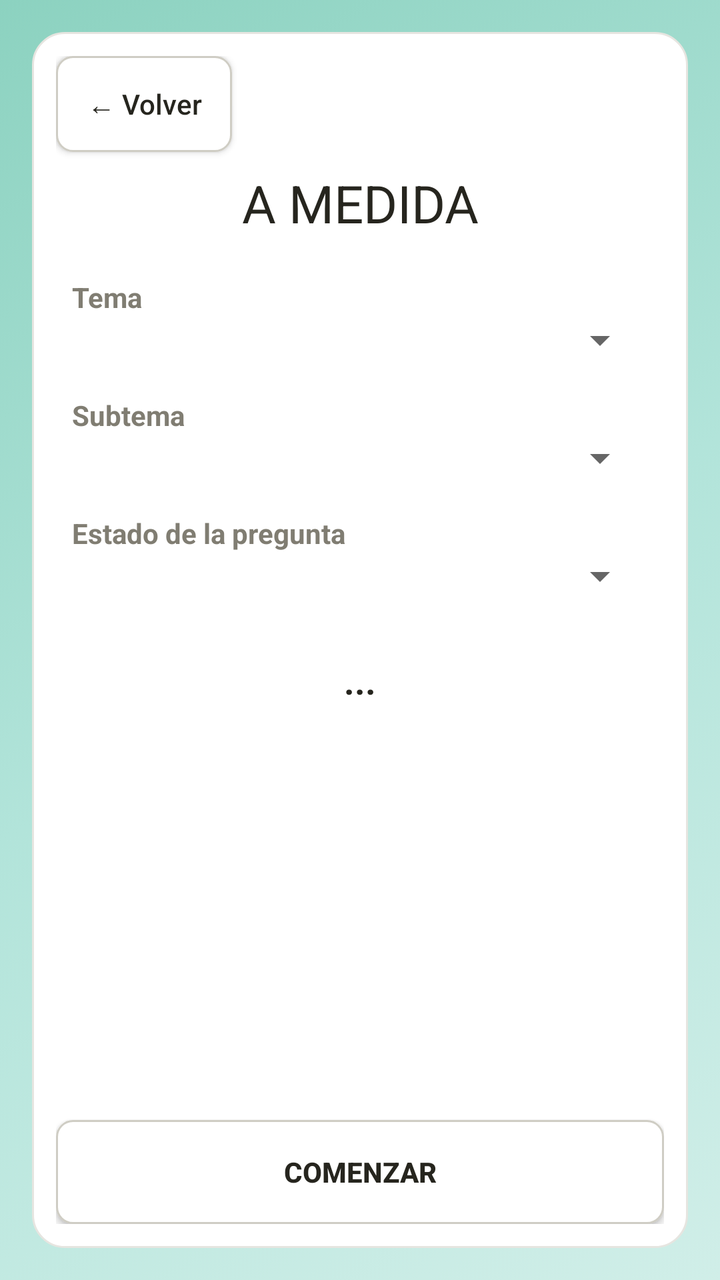
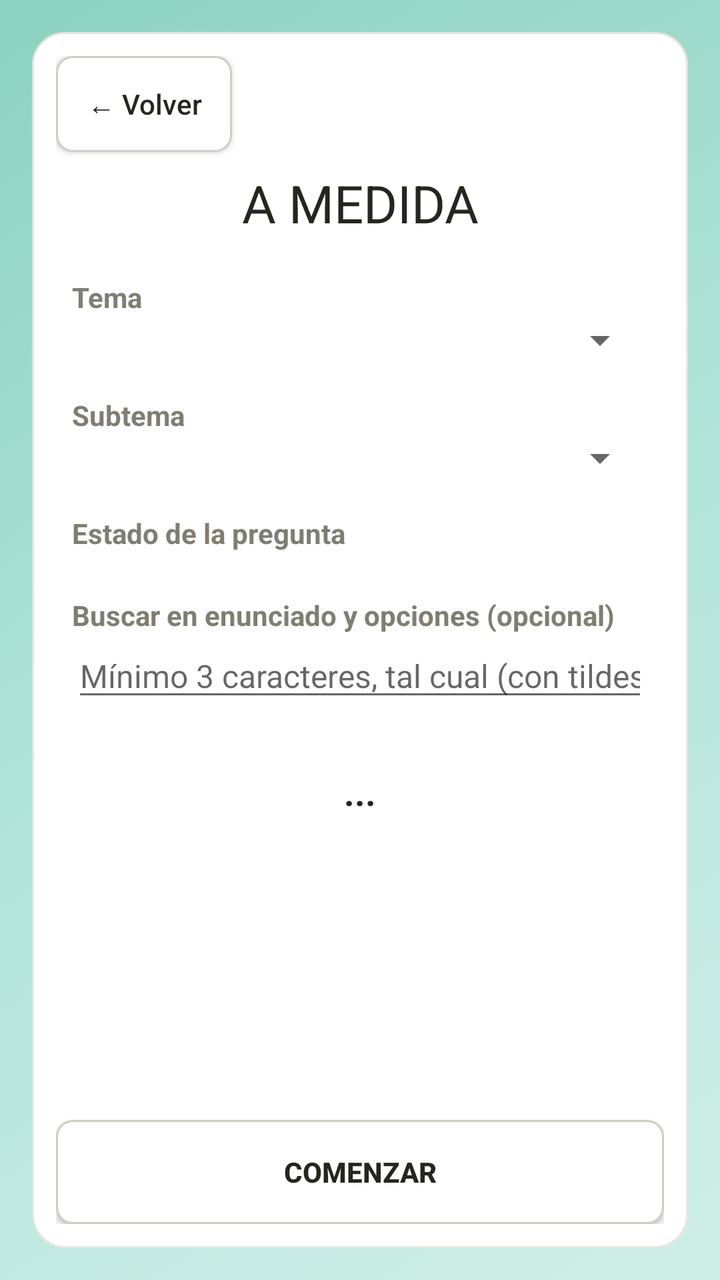

The first picture is an Android layout as it rendered before a commit; the second is the same layout after the commit. The layout source and the unified diff follow.
<!-- AndroidManifest.xml: application theme Theme.AppCompat.Light.NoActionBar -->
<!-- res/layout/activity_custom_practice.xml -->
<?xml version="1.0" encoding="utf-8"?>
<LinearLayout xmlns:android="http://schemas.android.com/apk/res/android"
    android:layout_width="match_parent"
    android:layout_height="match_parent"
    android:background="@drawable/bg_gradient_anim"
    android:orientation="vertical"
    android:padding="16dp">

    <LinearLayout
        android:layout_width="match_parent"
        android:layout_height="match_parent"
        android:background="@drawable/pastel_panel"
        android:orientation="vertical"
        android:padding="12dp">

        <Button
            android:id="@+id/backButton"
            android:layout_width="wrap_content"
            android:layout_height="wrap_content"
            android:layout_marginBottom="8dp"
            android:background="@drawable/button_soft_action"
            android:text="← Volver"
            android:textAllCaps="false"
            android:textColor="@color/ink" />

        <TextView
            android:layout_width="match_parent"
            android:layout_height="wrap_content"
            android:gravity="center"
            android:paddingBottom="12dp"
            android:text="A MEDIDA"
            android:textColor="@color/ink"
            android:textSize="26sp" />

        <ScrollView
            android:layout_width="match_parent"
            android:layout_height="0dp"
            android:layout_weight="1"
            android:fillViewport="true">

            <LinearLayout
                android:layout_width="match_parent"
                android:layout_height="wrap_content"
                android:orientation="vertical"
                android:padding="8dp">

                <TextView
                    android:layout_width="wrap_content"
                    android:layout_height="wrap_content"
                    android:text="Tema"
                    android:textColor="@color/muted"
                    android:textSize="14sp"
                    android:textStyle="bold" />

                <Spinner
                    android:id="@+id/customTemaSpinner"
                    android:layout_width="match_parent"
                    android:layout_height="wrap_content" />

                <TextView
                    android:layout_width="wrap_content"
                    android:layout_height="wrap_content"
                    android:layout_marginTop="16dp"
                    android:text="Subtema"
                    android:textColor="@color/muted"
                    android:textSize="14sp"
                    android:textStyle="bold" />

                <Spinner
                    android:id="@+id/customSubtemaSpinner"
                    android:layout_width="match_parent"
                    android:layout_height="wrap_content" />

                <TextView
                    android:layout_width="wrap_content"
                    android:layout_height="wrap_content"
                    android:layout_marginTop="16dp"
                    android:text="Estado de la pregunta"
                    android:textColor="@color/muted"
                    android:textSize="14sp"
                    android:textStyle="bold" />

                <Spinner
                    android:id="@+id/customStateSpinner"
                    android:layout_width="match_parent"
                    android:layout_height="wrap_content" />

                <TextView
                    android:id="@+id/customCountText"
                    android:layout_width="match_parent"
                    android:layout_height="wrap_content"
                    android:layout_marginTop="28dp"
                    android:gravity="center"
                    android:text="..."
                    android:textColor="@color/ink"
                    android:textSize="18sp"
                    android:textStyle="bold" />
            </LinearLayout>
        </ScrollView>

        <Button
            android:id="@+id/customStartButton"
            android:layout_width="match_parent"
            android:layout_height="wrap_content"
            android:layout_marginTop="8dp"
            android:background="@drawable/button_soft_action"
            android:minHeight="52dp"
            android:text="COMENZAR"
            android:textColor="@color/ink"
            android:textStyle="bold" />
    </LinearLayout>
</LinearLayout>
<!-- resources referenced by this layout -->
<resources>
  <color name="ink">#26251e</color>
  <color name="muted">#807d72</color>
  <!-- drawable bg_gradient_anim (drawable) -->
  ﻿<?xml version="1.0" encoding="utf-8"?>
  <animation-list xmlns:android="http://schemas.android.com/apk/res/android"
      android:oneshot="false">
      <item android:duration="3000">
          <shape android:shape="rectangle">
              <gradient
                  android:angle="135"
                  android:startColor="#FFD0EEE8"
                  android:centerColor="#FFB2E4DA"
                  android:endColor="#FF8CD2C0"
                  android:type="linear" />
          </shape>
      </item>
      <item android:duration="3000">
          <shape android:shape="rectangle">
              <gradient
                  android:angle="45"
                  android:startColor="#FF8CD2C0"
                  android:centerColor="#FFA8DDD2"
                  android:endColor="#FFD0EEE8"
                  android:type="linear" />
          </shape>
      </item>
      <item android:duration="3000">
          <shape android:shape="rectangle">
              <gradient
                  android:angle="90"
                  android:startColor="#FFB2E4DA"
                  android:centerColor="#FFD0EEE8"
                  android:endColor="#FF8CD2C0"
                  android:type="linear" />
          </shape>
      </item>
      <item android:duration="3000">
          <shape android:shape="rectangle">
              <gradient
                  android:angle="270"
                  android:startColor="#FFEAF7F4"
                  android:centerColor="#FF8CD2C0"
                  android:endColor="#FFB2E4DA"
                  android:type="linear" />
          </shape>
      </item>
  </animation-list>
  <!-- drawable button_soft_action (drawable) -->
  ﻿<?xml version="1.0" encoding="utf-8"?>
  <ripple xmlns:android="http://schemas.android.com/apk/res/android"
      android:color="#FF70BFA9">
      <item android:id="@android:id/mask">
          <shape android:shape="rectangle">
              <solid android:color="#FFFFFFFF" />
              <corners android:radius="8dp" />
          </shape>
      </item>
      <item>
          <selector>
              <item android:state_pressed="true">
                  <shape android:shape="rectangle">
                      <solid android:color="#FFB2E4DA" />
                      <corners android:radius="8dp" />
                      <stroke android:width="2dp" android:color="#FF70BFA9" />
                  </shape>
              </item>
              <item>
                  <shape android:shape="rectangle">
                      <solid android:color="@color/surface_card" />
                      <corners android:radius="8dp" />
                      <stroke android:width="1dp" android:color="@color/hairline_strong" />
                  </shape>
              </item>
          </selector>
      </item>
  </ripple>
  <!-- drawable pastel_panel (drawable) -->
  <?xml version="1.0" encoding="utf-8"?>
  <shape xmlns:android="http://schemas.android.com/apk/res/android"
      android:shape="rectangle">
      <solid android:color="@android:color/white" />
      <corners android:radius="16dp" />
      <stroke
          android:width="1dp"
          android:color="@color/hairline" />
  </shape>
  <color name="surface_card">#ffffff</color>
  <color name="hairline_strong">#cfcdc4</color>
  <color name="hairline">#e6e5e0</color>
</resources>

<!-- the commit's change to res/layout/activity_custom_practice.xml (unified diff, before → after) -->
@@ -80,10 +80,32 @@
                     android:textSize="14sp"
                     android:textStyle="bold" />
 
-                <Spinner
-                    android:id="@+id/customStateSpinner"
+                <LinearLayout
+                    android:id="@+id/customStateGroup"
                     android:layout_width="match_parent"
-                    android:layout_height="wrap_content" />
+                    android:layout_height="wrap_content"
+                    android:layout_marginTop="6dp"
+                    android:orientation="horizontal" />
+
+                <TextView
+                    android:layout_width="wrap_content"
+                    android:layout_height="wrap_content"
+                    android:layout_marginTop="16dp"
+                    android:text="Buscar en enunciado y opciones (opcional)"
+                    android:textColor="@color/muted"
+                    android:textSize="14sp"
+                    android:textStyle="bold" />
+
+                <EditText
+                    android:id="@+id/customSearchInput"
+                    android:layout_width="match_parent"
+                    android:layout_height="wrap_content"
+                    android:hint="Mínimo 3 caracteres, tal cual (con tildes)"
+                    android:imeOptions="actionDone"
+                    android:inputType="text"
+                    android:maxLines="1"
+                    android:textColor="@color/ink"
+                    android:textSize="16sp" />
 
                 <TextView
                     android:id="@+id/customCountText"
